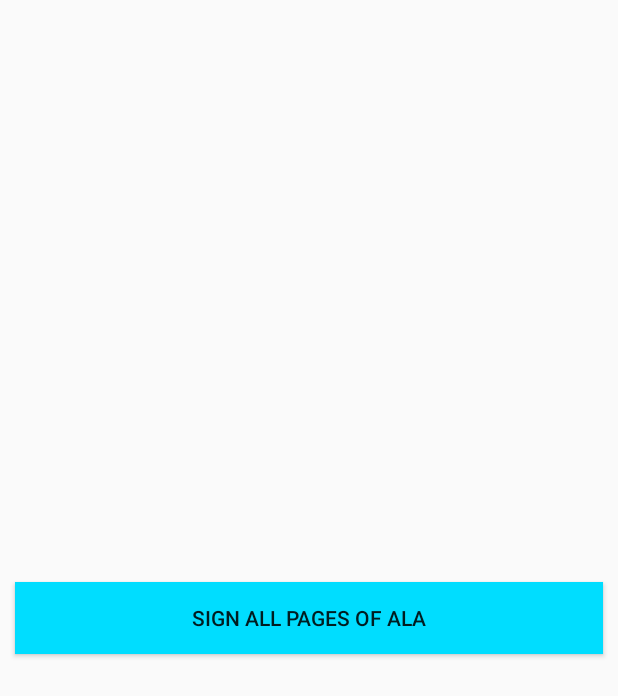
After one commit to hemonnet10/Finsall_branch, an Android app: the layout activity_capture_aladocuments.xml on its own in the app's theme, with its tools: preview values and no code run, on a phone screen of 412 x 824 dp. The commit adds this screen. Shown: the top 696 px of the screen. Run offline under Robolectric (Android 15) with nearby library versions, the phone set to English and light mode, and no system bars.

Commit message:
ALA documents captures

```diff
--- a/app/src/main/java/com/finsall/activity/FingerPrintScanningActivity.java
+++ b/app/src/main/java/com/finsall/activity/FingerPrintScanningActivity.java
@@ -27,6 +27,9 @@ public class FingerPrintScanningActivity extends BaseActivity {
 //        tvRejectionResason=(TextView)findViewById(R.id.tvLoanRejectedReason);
 //
 //        tvRejectionResason.setText("Rejection Reason...");
+
+        Intent intent=new Intent(this,CaptureALADocumentsActivity.class);
+        startActivity(intent);
     }
 
     @Override
--- a/app/src/main/java/com/finsall/activity/FinsallActivity.java
+++ b/app/src/main/java/com/finsall/activity/FinsallActivity.java
@@ -35,7 +35,7 @@ public class FinsallActivity extends BaseActivity {
                     intent = new Intent(FinsallActivity.this, HomeActivity.class);
                 }
                 else{
-                    intent = new Intent(FinsallActivity.this, HomeActivity.class);
+                    intent = new Intent(FinsallActivity.this, CaptureALADocumentsActivity.class);
                     //intent = new Intent(FinsallActivity.this, LoginActivity.class);
                 }
                 startActivity(intent);
--- a/app/src/main/res/layout/activity_baprofile.xml
+++ b/app/src/main/res/layout/activity_baprofile.xml
@@ -21,13 +21,14 @@
             android:layout_height="wrap_content"
             android:background="@drawable/profile_background">
 
-            <ImageView
+            <com.finsall.util.HexagonMaskView
                 android:id="@+id/imageViewPhoto"
                 android:layout_width="100dp"
                 android:layout_height="100dp"
                 android:layout_margin="@dimen/form_margin"
                 android:layout_centerHorizontal="true"
-                android:background="@drawable/user_pic"
+                android:src="@drawable/user_pic"
+                android:background="@android:color/transparent"
                 />
             <Button
                 android:id="@+id/buttonCamera"
@@ -37,6 +38,7 @@
                 android:layout_centerHorizontal="true"
                 android:background="@drawable/user_pic_camera"
                 android:adjustViewBounds="true"
+                android:onClick="changeProfilePic"
                 android:scaleType="fitCenter"
                 />
             <TextView
--- /dev/null
+++ b/app/src/main/res/layout/activity_capture_aladocuments.xml
@@ -0,0 +1,93 @@
+<?xml version="1.0" encoding="utf-8"?>
+<android.support.constraint.ConstraintLayout xmlns:android="http://schemas.android.com/apk/res/android"
+    xmlns:app="http://schemas.android.com/apk/res-auto"
+    xmlns:tools="http://schemas.android.com/tools"
+    android:layout_width="match_parent"
+    android:layout_height="match_parent"
+    tools:context=".activity.CaptureALADocumentsActivity">
+
+    <RelativeLayout
+        android:id="@+id/rlala1"
+        android:layout_width="match_parent"
+        android:layout_height="match_parent">
+
+        <Button
+            android:layout_width="match_parent"
+            android:layout_height="wrap_content"
+            android:layout_centerInParent="true"
+            android:layout_margin="@dimen/form_margin"
+            android:background="@android:color/holo_blue_bright"
+            android:onClick="scanDocuments"
+            android:text="SIGN ALL PAGES OF ALA" />
+
+    </RelativeLayout>
+
+    <RelativeLayout
+        android:id="@+id/rlala2"
+        android:layout_width="match_parent"
+        android:layout_height="match_parent"
+        android:visibility="gone">
+
+        <ImageView
+            android:id="@+id/myImageViewPreview"
+            android:layout_width="match_parent"
+            android:layout_height="match_parent"
+            android:layout_above="@+id/rlbottom"
+            android:background="@drawable/profile_background" />
+
+        <TextView
+            android:id="@+id/myImageViewText"
+            android:layout_width="wrap_content"
+            android:layout_height="wrap_content"
+            android:layout_alignBottom="@+id/myImageViewPreview"
+            android:layout_alignLeft="@+id/myImageViewPreview"
+            android:layout_alignRight="@+id/myImageViewPreview"
+            android:layout_alignTop="@+id/myImageViewPreview"
+            android:layout_centerHorizontal="true"
+            android:layout_margin="1dp"
+            android:gravity="center"
+            android:text="YOUR CAMERA IMAGE HERE"
+            android:textColor="@android:color/white" />
+
+        <Button
+            android:id="@+id/buttonRetake"
+            android:layout_width="wrap_content"
+            android:layout_height="wrap_content"
+            android:visibility="gone"
+            android:layout_above="@+id/rlbottom"
+            android:layout_centerHorizontal="true"
+            android:layout_margin="@dimen/form_margin"
+            android:background="@android:color/holo_blue_bright"
+            android:onClick="scanDocuments"
+            android:text="RETAKE" />
+
+        <RelativeLayout
+            android:id="@+id/rlbottom"
+            android:layout_width="match_parent"
+            android:layout_height="wrap_content"
+            android:layout_alignParentBottom="true"
+            android:background="@android:color/darker_gray">
+
+            <ImageView
+                android:layout_width="100dp"
+                android:layout_height="100dp"
+
+                android:layout_centerHorizontal="true"
+                android:onClick="captureImage"
+                android:src="@drawable/user_pic_camera"
+                android:text="" />
+        </RelativeLayout>
+    </RelativeLayout>
+    <Button
+        android:id="@+id/buttonSubmit"
+        android:layout_width="match_parent"
+        android:layout_height="wrap_content"
+        android:visibility="gone"
+        android:layout_alignParentButton="true"
+        android:layout_centerHorizontal="true"
+        android:layout_margin="@dimen/form_margin"
+        android:background="@android:color/holo_blue_bright"
+        android:onClick="submitDocuments"
+        android:text="SUBMIT" />
+
+</android.support.constraint.ConstraintLayout>
```
Also changed, not shown: app/src/main/AndroidManifest.xml (+6 -1 lines), app/src/main/java/com/finsall/activity/BAProfileActivity.java (+33 -2 lines), app/src/main/java/com/finsall/activity/BaseCameraActivity.java (added, +192 -0 lines), app/src/main/java/com/finsall/activity/CaptureALADocumentsActivity.java (added, +67 -0 lines), app/src/main/java/com/finsall/util/HexagonMaskView.java (added, +101 -0 lines).
